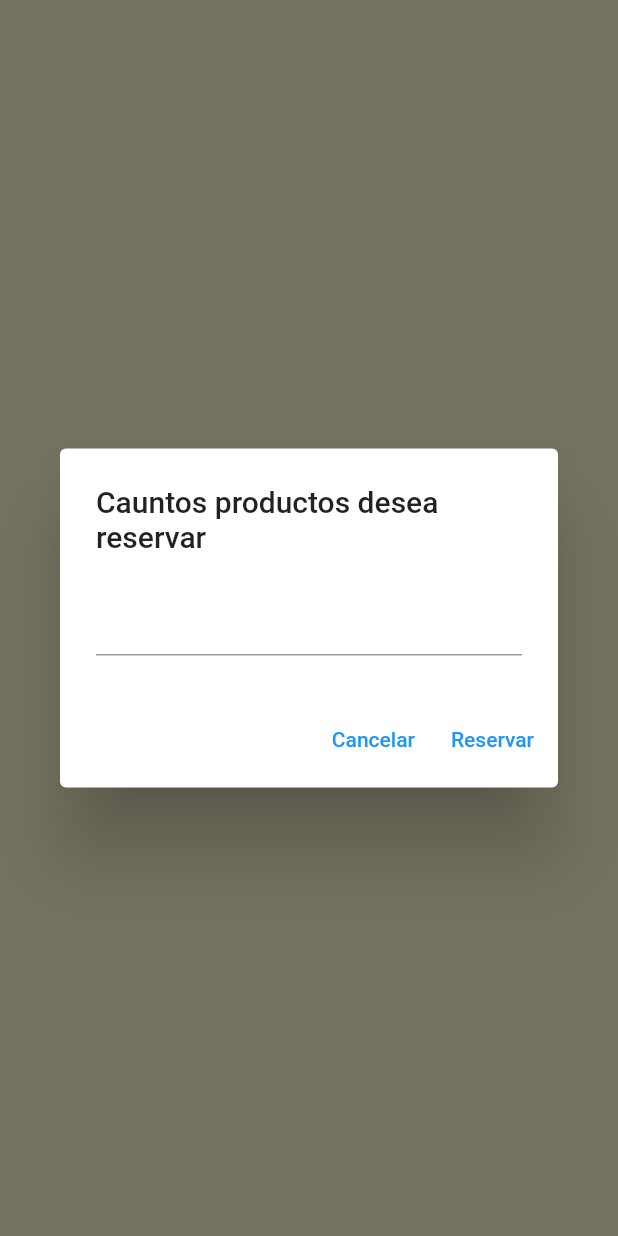
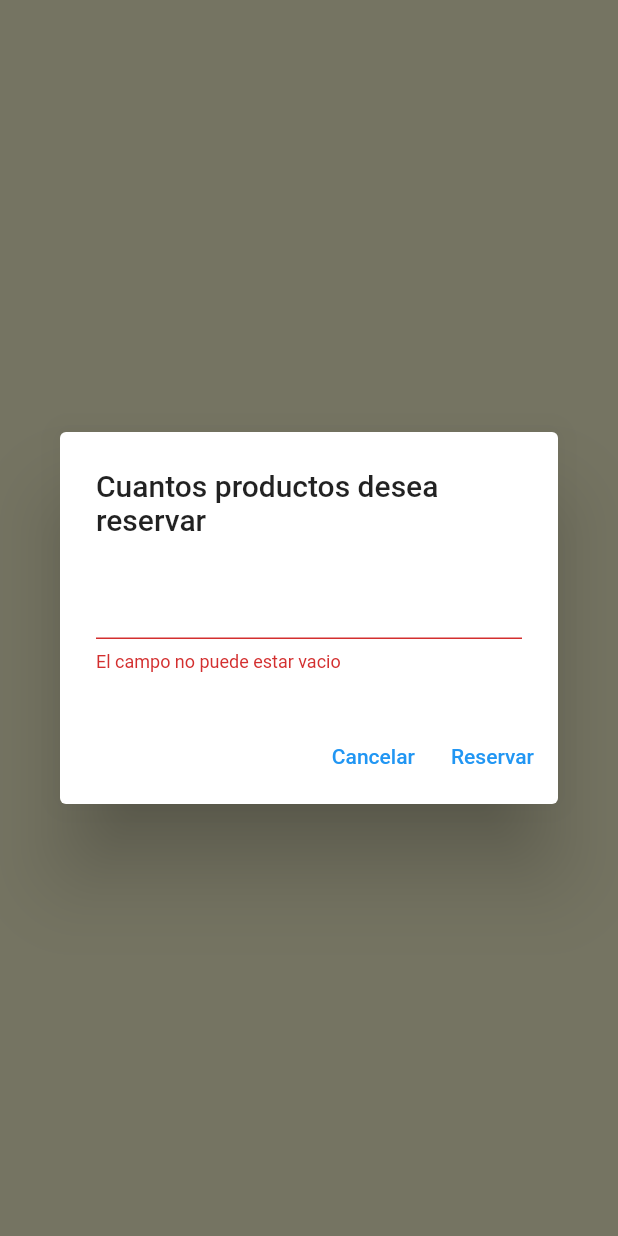
Before and after one commit to BastianOlivares/Proyecto_Titulo, a Flutter app: what alertDialogReservarPorducto() shows on an empty page, opened directly with empty values, after a tap on "Reservar", on a phone screen of 412 x 824 dp. Run offline on Flutter 3.47's test engine with Material 2 defaults, Android fonts, the phone set to English and light mode, and no system bars; our stand-ins replace cloud_firestore, email_validator, firebase_auth, firebase_core, firebase_storage, flutter_riverpod and 4 more; missing offline and left inert: address_search_field; accounts and stored records are empty; network calls fail.

```diff
--- a/lib/model/usuariosModel.dart
+++ b/lib/model/usuariosModel.dart
@@ -3,7 +3,7 @@ import 'package:cloud_firestore/cloud_firestore.dart';
 class UsuarioModel {
   final String nombre;
   final String apellido;
-  final String numeroTelefonico;
+  final int numeroTelefonico;
   final String tipoUsuario;
   final String localAsociado;
 
@@ -32,7 +32,7 @@ class UsuarioModel {
     :this (
       nombre: json['nombre'] as String,
       apellido: json['apellido'] as String,
-      numeroTelefonico: json['numeroTelefonico'] as String,
+      numeroTelefonico: json['numeroTelefonico'] as int,
       tipoUsuario: json['tipoUsuario'] as String,
       localAsociado: json['localAsociado'] as String,
     );
--- a/lib/pages/editarPersonalPage.dart
+++ b/lib/pages/editarPersonalPage.dart
@@ -25,12 +25,19 @@ class _editarPersonalPageState extends State<editarPersonalPage> {
     final TextEditingController _numeroTelefonicoController = TextEditingController();
 
     final _formKey = GlobalKey<FormState>();
+
+
   @override
-  Widget build(BuildContext context) {
+  void initState() {
     _nombreController.text = widget.nombre;
     _apellidoController.text = widget.apellido;
     _numeroTelefonicoController.text = widget.numeroTelefonico.toString();
 
+    super.initState();
+  }
+
+  @override
+  Widget build(BuildContext context) {
 
     return MaterialApp(
       debugShowCheckedModeBanner: false,
--- a/lib/pages/editarPublicacionPage.dart
+++ b/lib/pages/editarPublicacionPage.dart
@@ -35,8 +35,8 @@ class _editarPublicacionPageState extends State<editarPublicacionPage> {
     _categoriaController.text = widget.publicacion['categoria'];
     _descripcionController.text = widget.publicacion['descripcion'];
     _precioController.text = widget.publicacion['precio'].toString();
-    _fechaCaducidadController.text = DateFormat('dd-MM-yyyy').format(widget.publicacion['fechaCaducidad'].toDate());
-    _fechaMaxPublicaionController.text = DateFormat('dd-MM-yyyy').format(widget.publicacion['fechaMaximaPublicacion'].toDate());
+    _fechaCaducidadController.text = DateFormat('yyyy-MM-dd').format(widget.publicacion['fechaCaducidad'].toDate());
+    _fechaMaxPublicaionController.text = DateFormat('yyyy-MM-dd').format(widget.publicacion['fechaMaximaPublicacion'].toDate());
     super.initState();
   }
   @override
--- a/lib/pages/loginPage.dart
+++ b/lib/pages/loginPage.dart
@@ -26,6 +26,7 @@ class _loginPageState extends State<loginPage> {
   @override
   Widget build(BuildContext context) {
     return MaterialApp(
+      debugShowCheckedModeBanner: false,
       title: 'ExFood',
       home: Scaffold(
         body: Container(
@@ -74,7 +75,7 @@ class _loginPageState extends State<loginPage> {
 
                           const Center(
                             child: Text(
-                              "INCIO DE SESION",
+                              "INCIO DE SESIÓN",
                               style: TextStyle(color: Color.fromRGBO(71, 208, 189, 1) ,fontSize: 30, fontWeight: FontWeight.bold)
                             ),
                           ),
@@ -150,7 +151,7 @@ class _loginPageState extends State<loginPage> {
                                 style: TextButton.styleFrom(
                                   foregroundColor: Theme.of(context).focusColor,
                                 ),
-                                child: const Text("¡REGISTRATE AQUI!")
+                                child: const Text("¡REGISTRATE AQUÍ!")
                               )
                             ],
                           ),
--- a/lib/pages/perfilPage.dart
+++ b/lib/pages/perfilPage.dart
@@ -195,7 +195,7 @@ class _perfilPageState extends State<perfilPage> {
                                               onPressed: () {
                                                 Navigator.push(
                                                   context,
-                                                  MaterialPageRoute(builder: ((context) => editarPersonalPage(widget.uid, snapshot.data.data()['nombre'], snapshot.data.data()['apellido'], snapshot.data.data()['numeroTelefonico'])))
+                                                  MaterialPageRoute(builder: ((context) => editarPersonalPage(widget.uid, snapshot.data.data()['nombre'], snapshot.data.data()['apellido'], (snapshot.data.data()['numeroTelefonico']))))
                                                 );
                                               },
                                               label: const Text(
--- a/lib/widgets/alertDialogReservarProducto.dart
+++ b/lib/widgets/alertDialogReservarProducto.dart
@@ -7,6 +7,7 @@ void alertDialogReservarPorducto(BuildContext context, QueryDocumentSnapshot<Obj
   TextEditingController _stockController = TextEditingController();
   User auth = FirebaseAuth.instance.currentUser!;
   late String uid;
+  final _formKey = GlobalKey<FormState>();
 
   void inputUidUser() {
     uid = (auth.uid).toString();
@@ -18,17 +19,18 @@ void alertDialogReservarPorducto(BuildContext context, QueryDocumentSnapshot<Obj
     builder: (context) {
       inputUidUser();
       return Form(
+        key: _formKey,
         child: AlertDialog(
-          title: const Text("Cauntos productos desea reservar"),
+          title: const Text("Cuantos productos desea reservar"),
           content: TextFormField(
             keyboardType: TextInputType.number,
             controller: _stockController,
             autovalidateMode: AutovalidateMode.onUserInteraction,
-            validator: ((value) =>
-              value != null && int.parse(value) > publicacion['stock']
-              ? 'Ingresar un numero menos al stock '
-              : null
-            ),
+            validator: ((value) {
+              if(value!.isEmpty ) return 'El campo no puede estar vacio';
+              if(int.parse(value) > publicacion['stock']) return 'Ingresar un numero menor o igual al stock ';
+              return null;
+            }),
           ),
           actions: [
             TextButton(
@@ -38,6 +40,7 @@ void alertDialogReservarPorducto(BuildContext context, QueryDocumentSnapshot<Obj
 
             TextButton(
               onPressed: () {
+                if(_formKey.currentState!.validate()) {
                   FirestoreHelper.crearReservaProducto(
                     publicacion,
                     uid,
@@ -51,6 +54,7 @@ void alertDialogReservarPorducto(BuildContext context, QueryDocumentSnapshot<Obj
                     context: context,
                     builder: ((context) => const AlertDialog(title:  Text("¡EL PRODUCTO SE RESERVO EXITOSAMENTE!"),))
                   );
+                }
               },
               child:const Text("Reservar")
             )
```
Also changed, not shown: lib/pages/personalRegister.dart (+26 -6 lines), lib/pages/registerPage.dart (+5 -3 lines), lib/pages/reservasPage.dart (+15 -6 lines), lib/remote_data_sources/firestoreHelper.dart (+4 -6 lines), lib/ruter.dart (deleted, +0 -17 lines). Lines whose indentation alone changed are shown as unchanged.
